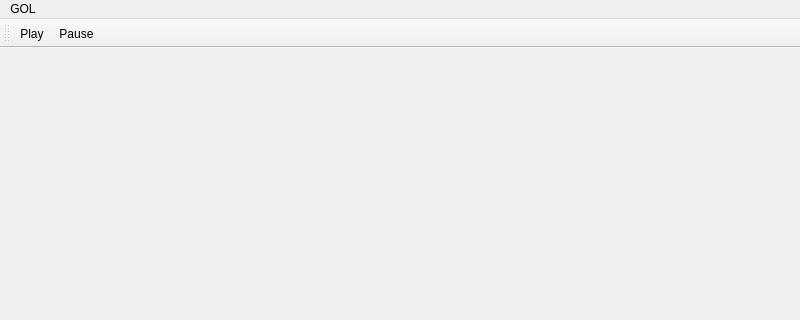
Above: gol_window/mainwindow.ui from jmac97/Game-of-Life before the change; both pictures show x 0 to 800 and y 0 to 320 of the 800 by 600 pixel window. Below: the same form after it.
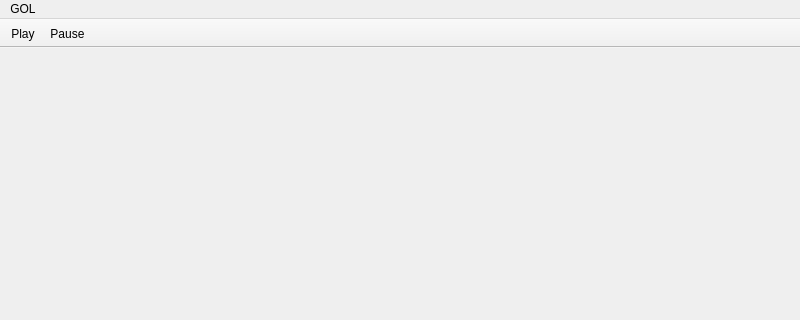
That is the form after the change. Icons and pictures are not drawn.

Commit message: at generation 0, when the game is paused, user can click on cells to change their alive/dead status. this resolves #15 and thus closes all tasks and resolves #2

```diff
--- a/gol_window/mainwindow.ui
+++ b/gol_window/mainwindow.ui
@@ -37,7 +37,7 @@
     <string>toolBar</string>
    </property>
    <property name="movable">
-    <bool>true</bool>
+    <bool>false</bool>
    </property>
    <attribute name="toolBarArea">
     <enum>TopToolBarArea</enum>
```
The commit also changes 2 other files.
